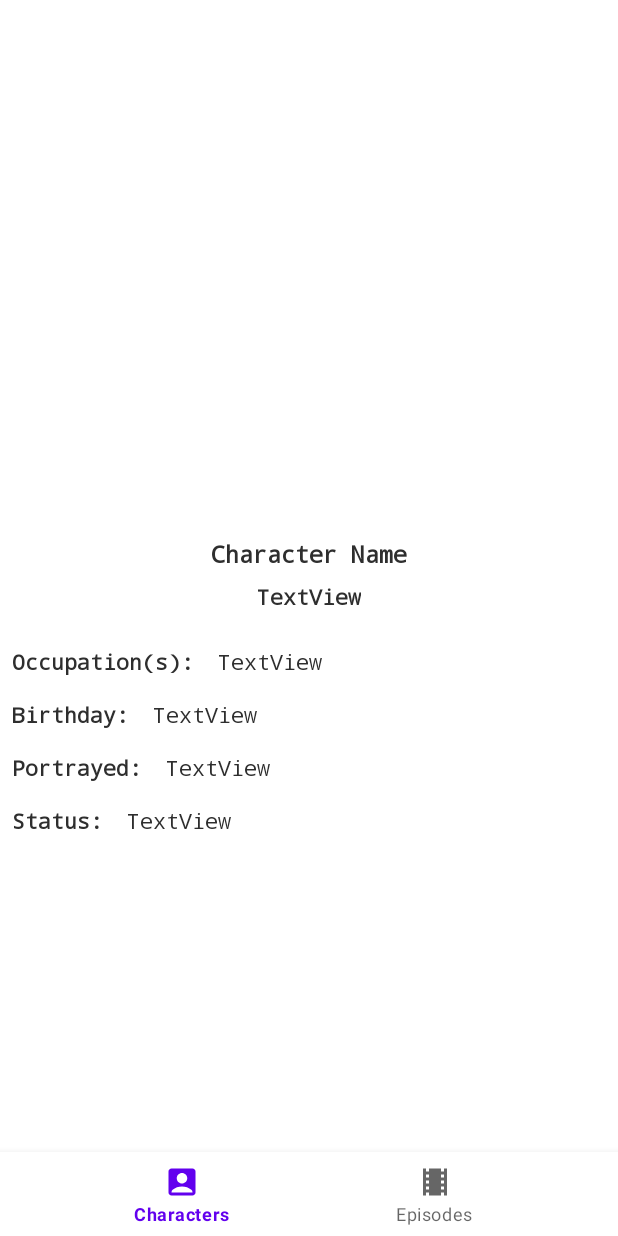
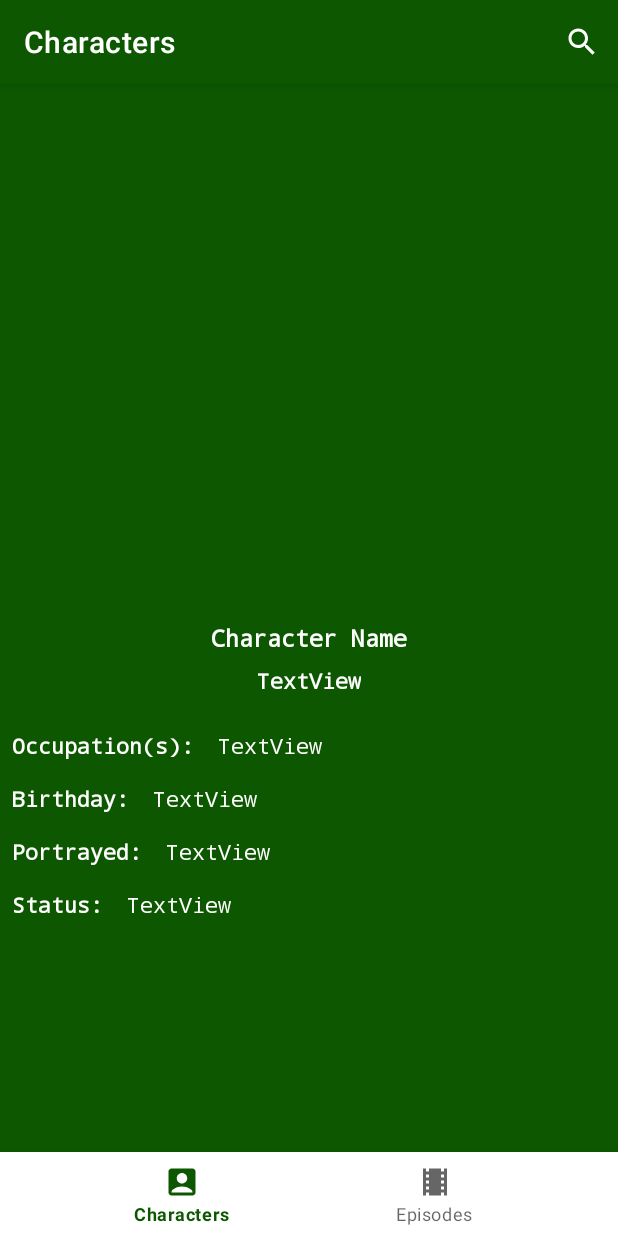
Before and after one commit to herdal06/BreakingBad, an Android app: the fragment CharacterDetailsFragment placed in its activity, on a phone screen of 412 x 824 dp. Run offline under Robolectric (Android 15) with nearby library versions, the phone set to English and light mode, and no system bars; our stand-ins replace Dagger/Hilt's generated code, navigation-ui; network calls fail; 10 statements that could not run were skipped.

Commit message:
Change background and text colors

```diff
--- a/app/src/main/java/com/herdal/breakingbad/presentation/MainActivity.kt
+++ b/app/src/main/java/com/herdal/breakingbad/presentation/MainActivity.kt
@@ -21,7 +21,6 @@ class MainActivity : AppCompatActivity() {
         val view = binding.root
         setContentView(view)
 
-        supportActionBar?.hide()
 
         val navView: BottomNavigationView = binding.navView
 
--- a/app/src/main/java/com/herdal/breakingbad/presentation/characters/CharactersFragment.kt
+++ b/app/src/main/java/com/herdal/breakingbad/presentation/characters/CharactersFragment.kt
@@ -1,14 +1,16 @@
 package com.herdal.breakingbad.presentation.characters
 
 import android.os.Bundle
-import android.view.LayoutInflater
-import android.view.View
-import android.view.ViewGroup
+import android.view.*
 import android.widget.Toast
+import androidx.core.view.MenuHost
+import androidx.core.view.MenuProvider
 import androidx.fragment.app.Fragment
 import androidx.fragment.app.viewModels
+import androidx.lifecycle.Lifecycle
 import androidx.navigation.fragment.findNavController
 import androidx.recyclerview.widget.StaggeredGridLayoutManager
+import com.herdal.breakingbad.R
 import com.herdal.breakingbad.data.remote.model.character.Character
 import com.herdal.breakingbad.databinding.FragmentCharactersBinding
 import com.herdal.breakingbad.presentation.characters.adapter.CharacterAdapter
@@ -28,6 +30,10 @@ class CharactersFragment : Fragment() {
     // onDestroyView.
     private val binding get() = _binding!!
 
+    override fun onCreate(savedInstanceState: Bundle?) {
+        super.onCreate(savedInstanceState)
+    }
+
     override fun onCreateView(
         inflater: LayoutInflater, container: ViewGroup?,
         savedInstanceState: Bundle?
@@ -40,6 +46,28 @@ class CharactersFragment : Fragment() {
         super.onViewCreated(view, savedInstanceState)
         setupRecyclerView()
         observeLiveData()
+        addMenuProvider()
+    }
+
+    private fun addMenuProvider() {
+        val menuHost: MenuHost = requireActivity()
+
+        menuHost.addMenuProvider(object : MenuProvider {
+            override fun onCreateMenu(menu: Menu, menuInflater: MenuInflater) {
+                // Add menu items here
+                menuInflater.inflate(R.menu.search_menu, menu)
+            }
+
+            override fun onMenuItemSelected(menuItem: MenuItem): Boolean {
+                return when (menuItem.itemId) {
+                    R.id.search_action -> {
+                        // searchCharacters()
+                        true
+                    }
+                    else -> false
+                }
+            }
+        }, viewLifecycleOwner, Lifecycle.State.RESUMED)
     }
 
     private fun setupRecyclerView() = with(binding.recyclerViewCharacters) {
--- /dev/null
+++ b/app/src/main/res/drawable/ic_search.xml
@@ -0,0 +1,5 @@
+<vector android:height="24dp" android:tint="#FFFFFF"
+    android:viewportHeight="24" android:viewportWidth="24"
+    android:width="24dp" xmlns:android="http://schemas.android.com/apk/res/android">
+    <path android:fillColor="@android:color/white" android:pathData="M15.5,14h-0.79l-0.28,-0.27C15.41,12.59 16,11.11 16,9.5 16,5.91 13.09,3 9.5,3S3,5.91 3,9.5 5.91,16 9.5,16c1.61,0 3.09,-0.59 4.23,-1.57l0.27,0.28v0.79l5,4.99L20.49,19l-4.99,-5zM9.5,14C7.01,14 5,11.99 5,9.5S7.01,5 9.5,5 14,7.01 14,9.5 11.99,14 9.5,14z"/>
+</vector>
--- a/app/src/main/res/layout/fragment_character_details.xml
+++ b/app/src/main/res/layout/fragment_character_details.xml
@@ -4,7 +4,8 @@
     xmlns:tools="http://schemas.android.com/tools"
     android:layout_width="match_parent"
     android:layout_height="match_parent"
-    tools:context=".presentation.characterdetails.CharacterDetailsFragment">
+    tools:context=".presentation.characterdetails.CharacterDetailsFragment"
+    android:background="#0D5701">
 
     <TextView
         android:id="@+id/tvCharacterName"
@@ -13,7 +14,7 @@
         android:layout_marginTop="8dp"
         android:maxLines="1"
         android:text="Character Name"
-        android:textColor="#2E2E2E"
+        android:textColor="@color/white"
         android:textSize="16sp"
         android:textStyle="bold"
         android:typeface="monospace"
@@ -40,7 +41,7 @@
         android:layout_marginEnd="8dp"
         android:maxLines="1"
         android:text="TextView"
-        android:textColor="#2E2E2E"
+        android:textColor="@color/white"
         android:typeface="monospace"
         app:layout_constraintEnd_toEndOf="parent"
         app:layout_constraintHorizontal_bias="0.0"
@@ -53,7 +54,7 @@
         android:layout_height="wrap_content"
         android:layout_marginTop="8dp"
         android:text="TextView"
-        android:textColor="#2E2E2E"
+        android:textColor="@color/white"
         android:textSize="14sp"
         android:textStyle="bold"
         android:typeface="monospace"
@@ -68,7 +69,7 @@
         android:layout_marginStart="8dp"
         android:layout_marginTop="24dp"
         android:text="Occupation(s):"
-        android:textColor="#2E2E2E"
+        android:textColor="@color/white"
         android:textStyle="bold"
         android:typeface="monospace"
         app:layout_constraintStart_toStartOf="parent"
@@ -81,7 +82,7 @@
         android:layout_marginStart="8dp"
         android:layout_marginTop="16dp"
         android:text="Birthday:"
-        android:textColor="#2E2E2E"
+        android:textColor="@color/white"
         android:textStyle="bold"
         android:typeface="monospace"
         app:layout_constraintStart_toStartOf="parent"
@@ -94,7 +95,7 @@
         android:layout_marginStart="16dp"
         android:layout_marginTop="16dp"
         android:text="TextView"
-        android:textColor="#2E2E2E"
+        android:textColor="@color/white"
         android:typeface="monospace"
         app:layout_constraintStart_toEndOf="@+id/textView3"
         app:layout_constraintTop_toBottomOf="@+id/tvOccupation" />
@@ -106,7 +107,7 @@
         android:layout_marginStart="8dp"
         android:layout_marginTop="16dp"
         android:text="Portrayed:"
-        android:textColor="#2E2E2E"
+        android:textColor="@color/white"
         android:textStyle="bold"
         android:typeface="monospace"
         app:layout_constraintStart_toStartOf="parent"
@@ -119,7 +120,7 @@
         android:layout_marginStart="16dp"
         android:layout_marginTop="16dp"
         android:text="TextView"
-        android:textColor="#2E2E2E"
+        android:textColor="@color/white"
         android:typeface="monospace"
         app:layout_constraintStart_toEndOf="@+id/textView5"
         app:layout_constraintTop_toBottomOf="@+id/tvBirthday" />
@@ -131,7 +132,7 @@
         android:layout_marginStart="8dp"
         android:layout_marginTop="16dp"
         android:text="Status:"
-        android:textColor="#2E2E2E"
+        android:textColor="@color/white"
         android:textStyle="bold"
         android:typeface="monospace"
         app:layout_constraintStart_toStartOf="parent"
@@ -144,7 +145,7 @@
         android:layout_marginStart="16dp"
         android:layout_marginTop="16dp"
         android:text="TextView"
-        android:textColor="#2E2E2E"
+        android:textColor="@color/white"
         android:typeface="monospace"
         app:layout_constraintStart_toEndOf="@+id/textView7"
         app:layout_constraintTop_toBottomOf="@+id/tvPortrayed" />
--- a/app/src/main/res/layout/fragment_characters.xml
+++ b/app/src/main/res/layout/fragment_characters.xml
@@ -11,9 +11,9 @@
         android:layout_width="0dp"
         android:layout_height="0dp"
         app:layout_constraintBottom_toBottomOf="parent"
-        tools:listitem="@layout/item_character_row"
         app:layout_constraintEnd_toEndOf="parent"
         app:layout_constraintStart_toStartOf="parent"
-        app:layout_constraintTop_toTopOf="parent" />
+        app:layout_constraintTop_toTopOf="parent"
+        tools:listitem="@layout/item_character_row" />
 
 </androidx.constraintlayout.widget.ConstraintLayout>
--- /dev/null
+++ b/app/src/main/res/menu/search_menu.xml
@@ -0,0 +1,10 @@
+<?xml version="1.0" encoding="utf-8"?>
+<menu xmlns:android="http://schemas.android.com/apk/res/android"
+    xmlns:app="http://schemas.android.com/apk/res-auto">
+    <item
+        android:id="@+id/search_action"
+        android:icon="@drawable/ic_search"
+        android:title="Search"
+        app:actionViewClass="androidx.appcompat.widget.SearchView"
+        app:showAsAction="always|collapseActionView" />
+</menu>
--- a/app/src/main/res/values/colors.xml
+++ b/app/src/main/res/values/colors.xml
@@ -7,4 +7,6 @@
     <color name="teal_700">#FF018786</color>
     <color name="black">#FF000000</color>
     <color name="white">#FFFFFFFF</color>
+    <color name="colorOnPrimary">#0D5701</color>
+    <color name="colorPrimaryVariant">#0D5701</color>
 </resources>
--- a/app/src/main/res/values/themes.xml
+++ b/app/src/main/res/values/themes.xml
@@ -2,8 +2,8 @@
     <!-- Base application theme. -->
     <style name="Theme.BreakingBad" parent="Theme.MaterialComponents.DayNight.DarkActionBar">
         <!-- Primary brand color. -->
-        <item name="colorPrimary">@color/purple_500</item>
-        <item name="colorPrimaryVariant">@color/purple_700</item>
+        <item name="colorPrimary">@color/colorOnPrimary</item>
+        <item name="colorPrimaryVariant">@color/colorPrimaryVariant</item>
         <item name="colorOnPrimary">@color/white</item>
         <!-- Secondary brand color. -->
         <item name="colorSecondary">@color/teal_200</item>
```
